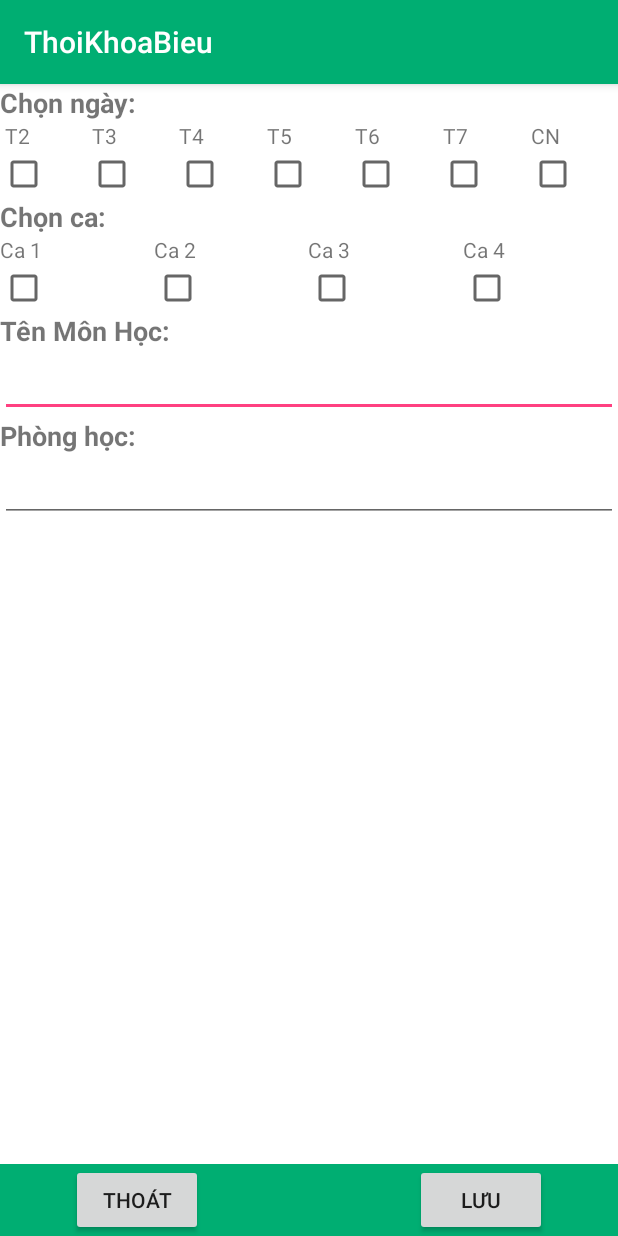
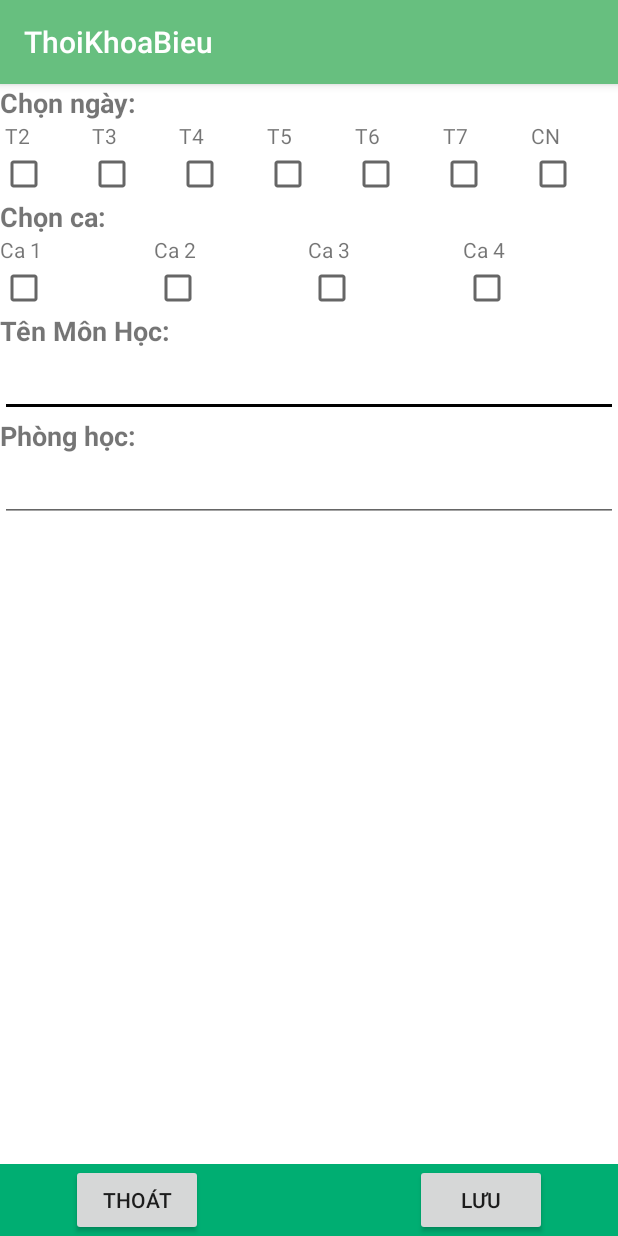
Before and after one commit to VinhHien3179/ThoiKhoaBieu, an Android app: the AddActivity screen opened directly, with no data from a screen before it, on a phone screen of 412 x 824 dp. Run offline under Robolectric (Android 15) with nearby library versions, the phone set to English and light mode, and no system bars.

Commit message:
Hien-3/12/2018

```diff
--- a/app/build.gradle
+++ b/app/build.gradle
@@ -20,7 +20,7 @@ android {
 
 dependencies {
     implementation fileTree(dir: 'libs', include: ['*.jar'])
-    implementation 'com.android.support:appcompat-v7:26.1.0'
+    implementation 'com.android.support:appcompat-v7:27.1.1'
     implementation 'com.android.support.constraint:constraint-layout:1.1.3'
     testImplementation 'junit:junit:4.12'
     androidTestImplementation 'com.android.support.test:runner:1.0.2'
--- /dev/null
+++ b/app/src/main/res/layout/activity_day.xml
@@ -0,0 +1,6 @@
+<?xml version="1.0" encoding="utf-8"?>
+<android.support.constraint.ConstraintLayout
+    xmlns:android="http://schemas.android.com/apk/res/android" android:layout_width="match_parent"
+    android:layout_height="match_parent">
+
+</android.support.constraint.ConstraintLayout>
--- a/app/src/main/res/values/styles.xml
+++ b/app/src/main/res/values/styles.xml
@@ -3,9 +3,9 @@
     <!-- Base application theme. -->
     <style name="AppTheme" parent="Theme.AppCompat.Light.DarkActionBar">
         <!-- Customize your theme here. -->
-        <item name="colorPrimary">#00AE72</item>
+        <item name="colorPrimary">#67BF7F</item>
         <item name="colorPrimaryDark">@color/colorPrimaryDark</item>
-        <item name="colorAccent">@color/colorAccent</item>
+        <item name="colorAccent">#000000</item>
     </style>
 
 </resources>
```
Also changed, not shown: app/src/main/java/hoxucompany/thoikhoabieu/DayActivity.java (added, +17 -0 lines), app/src/main/res/layout/activity_main.xml (+18 -17 lines).
